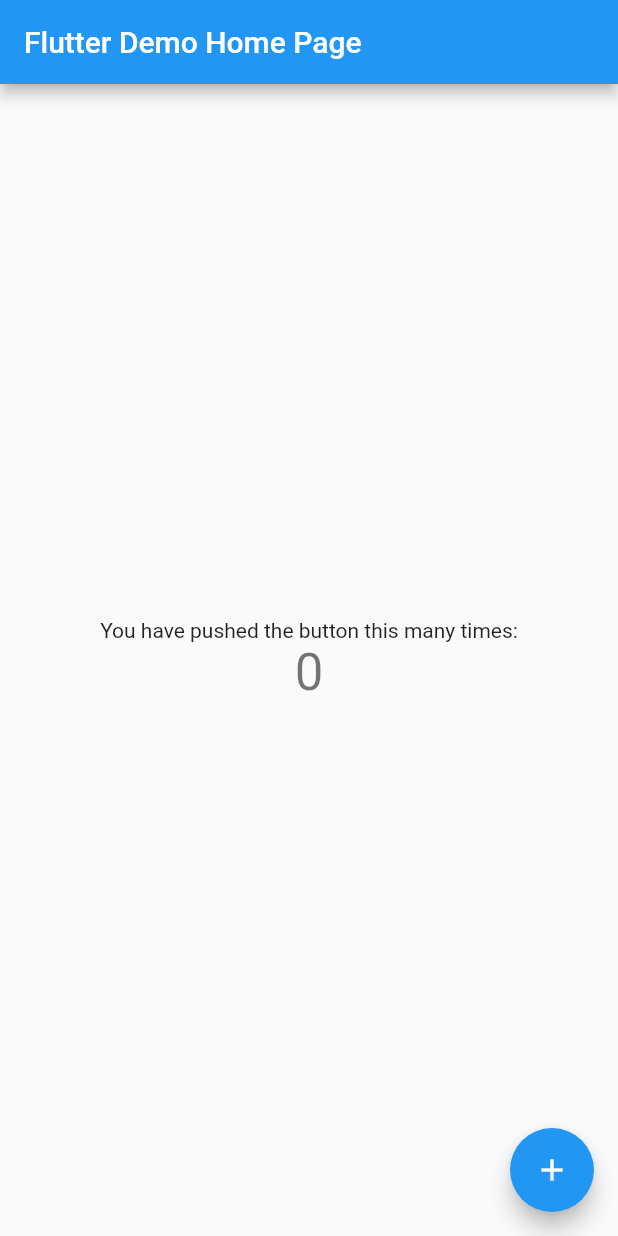
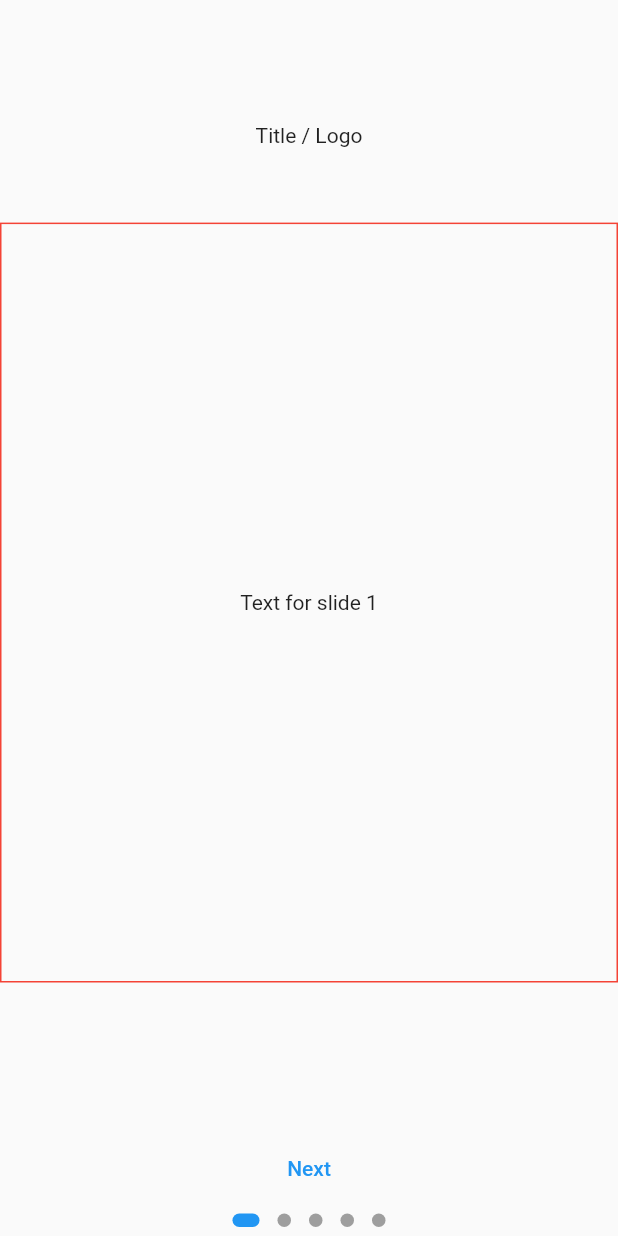
Before and after one commit to blakewood84/flutter-intro-slider, a Flutter app: the screen it shows after launch, on a phone screen of 412 x 824 dp. Run offline on Flutter 3.47's test engine with Material 2 defaults, Android fonts, the phone set to English and light mode, and no system bars; drawn by our look-alikes of dots_indicator.

```diff
--- a/lib/main.dart
+++ b/lib/main.dart
@@ -1,3 +1,4 @@
+import 'package:dots_indicator/dots_indicator.dart';
 import 'package:flutter/material.dart';
 
 void main() {
@@ -13,103 +14,109 @@ class MyApp extends StatelessWidget {
     return MaterialApp(
       title: 'Flutter Demo',
       theme: ThemeData(
-        // This is the theme of your application.
-        //
-        // Try running your application with "flutter run". You'll see the
-        // application has a blue toolbar. Then, without quitting the app, try
-        // changing the primarySwatch below to Colors.green and then invoke
-        // "hot reload" (press "r" in the console where you ran "flutter run",
-        // or simply save your changes to "hot reload" in a Flutter IDE).
-        // Notice that the counter didn't reset back to zero; the application
-        // is not restarted.
         primarySwatch: Colors.blue,
       ),
-      home: const MyHomePage(title: 'Flutter Demo Home Page'),
+      home: const MyHomePage(),
     );
   }
 }
 
-class MyHomePage extends StatefulWidget {
-  const MyHomePage({super.key, required this.title});
+class MyHomePage extends StatelessWidget {
+  const MyHomePage({super.key});
 
-  // This widget is the home page of your application. It is stateful, meaning
-  // that it has a State object (defined below) that contains fields that affect
-  // how it looks.
-
-  // This class is the configuration for the state. It holds the values (in this
-  // case the title) provided by the parent (in this case the App widget) and
-  // used by the build method of the State. Fields in a Widget subclass are
-  // always marked "final".
-
-  final String title;
-
-  @override
-  State<MyHomePage> createState() => _MyHomePageState();
-}
-
-class _MyHomePageState extends State<MyHomePage> {
-  int _counter = 0;
-
-  void _incrementCounter() {
-    setState(() {
-      // This call to setState tells the Flutter framework that something has
-      // changed in this State, which causes it to rerun the build method below
-      // so that the display can reflect the updated values. If we changed
-      // _counter without calling setState(), then the build method would not be
-      // called again, and so nothing would appear to happen.
-      _counter++;
-    });
-  }
+  static final _pageController = PageController();
+  static final _pageIndex = ValueNotifier<int>(0);
 
   @override
   Widget build(BuildContext context) {
-    // This method is rerun every time setState is called, for instance as done
-    // by the _incrementCounter method above.
-    //
-    // The Flutter framework has been optimized to make rerunning build methods
-    // fast, so that you can just rebuild anything that needs updating rather
-    // than having to individually change instances of widgets.
+    final size = MediaQuery.of(context).size;
+
     return Scaffold(
-      appBar: AppBar(
-        // Here we take the value from the MyHomePage object that was created by
-        // the App.build method, and use it to set our appbar title.
-        title: Text(widget.title),
+      body: Column(
+        crossAxisAlignment: CrossAxisAlignment.center,
+        children: [
+          // Safe Area
+          const SafeArea(
+            child: SizedBox.shrink(),
+          ),
+          SizedBox(height: size.height * .1),
+          const Text('Title / Logo'),
+          const SizedBox(height: 50),
+          Expanded(
+            child: Container(
+              decoration: BoxDecoration(
+                border: Border.all(
+                  width: 1,
+                  color: Colors.red,
+                ),
+              ),
+              width: double.infinity,
+              child: PageView(
+                controller: _pageController,
+                onPageChanged: (index) {
+                  _pageIndex.value = index;
+                },
+                children: const [
+                  Center(
+                    child: Text(
+                      'Text for slide 1',
+                    ),
+                  ),
+                  Center(
+                    child: Text(
+                      'Text for slide 2',
+                    ),
+                  ),
+                  Center(
+                    child: Text(
+                      'Text for slide 3',
+                    ),
+                  ),
+                  Center(
+                    child: Text(
+                      'Text for slide 4',
+                    ),
+                  ),
+                  Center(
+                    child: Text(
+                      'Text for slide 5',
+                    ),
+                  ),
+                ],
+              ),
+            ),
+          ),
+          const SizedBox(height: 100),
+          TextButton(
+            onPressed: () {
+              _pageController.nextPage(
+                duration: const Duration(milliseconds: 500),
+                curve: Curves.easeInOut,
+              );
+              _pageIndex.value += 1;
+            },
+            child: const Text('Next'),
+          ),
+          ValueListenableBuilder(
+            valueListenable: _pageIndex,
+            builder: (context, int index, child) {
+              return DotsIndicator(
+                dotsCount: 5,
+                position: index.toDouble(),
+                decorator: DotsDecorator(
+                  size: const Size.square(9.0),
+                  activeSize: const Size(18.0, 9.0),
+                  activeShape: RoundedRectangleBorder(
+                      borderRadius: BorderRadius.circular(5.0)),
+                ),
+              );
+            },
+          ),
+          const SafeArea(
+            child: SizedBox.shrink(),
+          )
+        ],
       ),
-      body: Center(
-        // Center is a layout widget. It takes a single child and positions it
-        // in the middle of the parent.
-        child: Column(
-          // Column is also a layout widget. It takes a list of children and
-          // arranges them vertically. By default, it sizes itself to fit its
-          // children horizontally, and tries to be as tall as its parent.
-          //
-          // Invoke "debug painting" (press "p" in the console, choose the
-          // "Toggle Debug Paint" action from the Flutter Inspector in Android
-          // Studio, or the "Toggle Debug Paint" command in Visual Studio Code)
-          // to see the wireframe for each widget.
-          //
-          // Column has various properties to control how it sizes itself and
-          // how it positions its children. Here we use mainAxisAlignment to
-          // center the children vertically; the main axis here is the vertical
-          // axis because Columns are vertical (the cross axis would be
-          // horizontal).
-          mainAxisAlignment: MainAxisAlignment.center,
-          children: <Widget>[
-            const Text(
-              'You have pushed the button this many times:',
-            ),
-            Text(
-              '$_counter',
-              style: Theme.of(context).textTheme.headlineMedium,
-            ),
-          ],
-        ),
-      ),
-      floatingActionButton: FloatingActionButton(
-        onPressed: _incrementCounter,
-        tooltip: 'Increment',
-        child: const Icon(Icons.add),
-      ), // This trailing comma makes auto-formatting nicer for build methods.
     );
   }
 }
```
Also changed, not shown: pubspec.yaml (+6 -13 lines), pubspec.lock, 1 other file.
